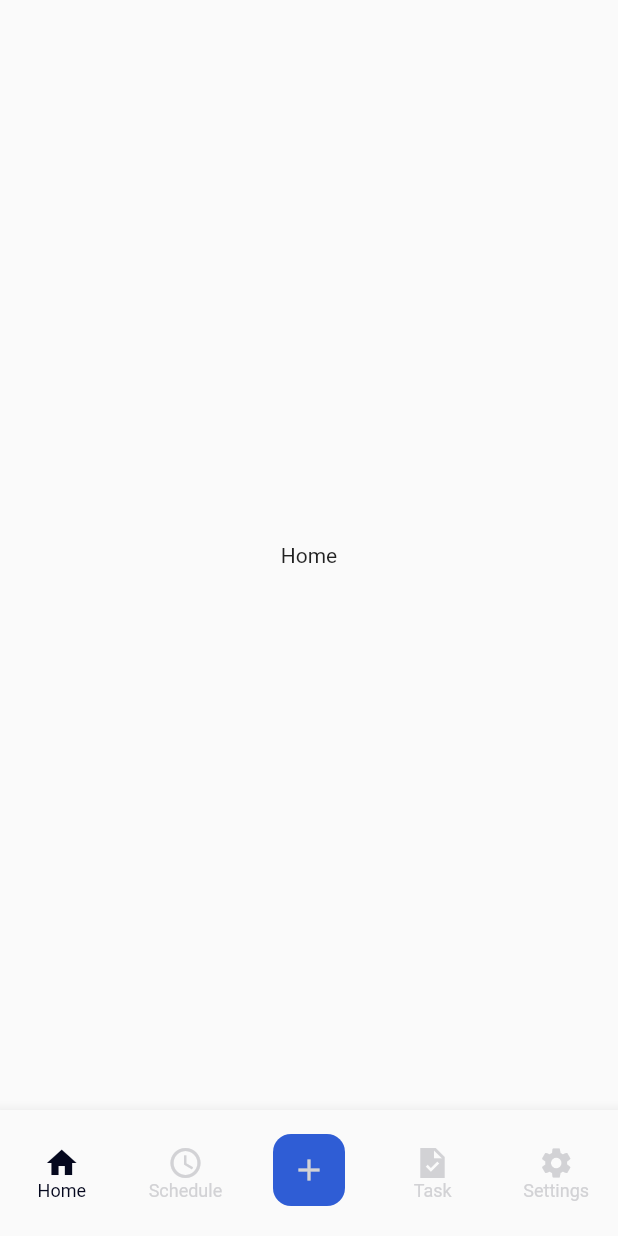
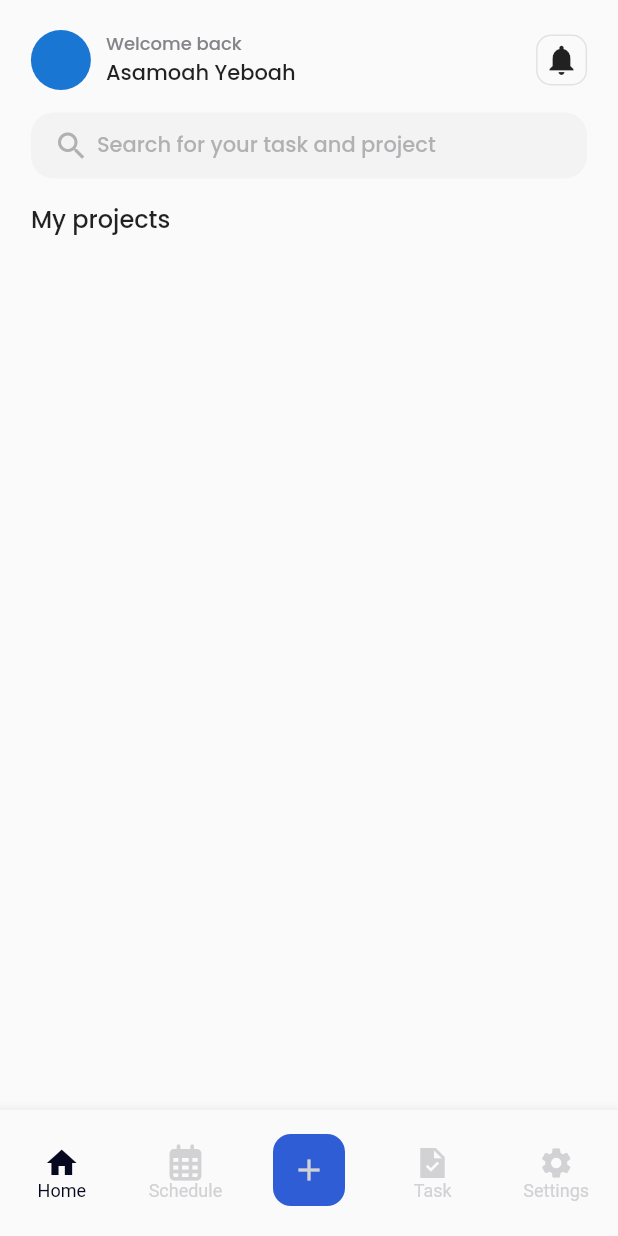
Before and after one commit to dev-gyata/progect-management-app, a Flutter app: the _HomeView screen opened directly, on a phone screen of 412 x 824 dp. Run offline on Flutter 3.47's test engine with Material 2 defaults, Android fonts, the phone set to English and light mode, and no system bars; our stand-ins replace bloc, equatable, flutter_bloc, font_awesome_flutter, google_fonts; generated files the repository leaves out were written again.

Commit message:
added home tab with base ui

```diff
--- a/lib/home/view/home_page.dart
+++ b/lib/home/view/home_page.dart
@@ -1,6 +1,8 @@
 import 'package:flutter/material.dart';
 import 'package:flutter_bloc/flutter_bloc.dart';
+import 'package:font_awesome_flutter/font_awesome_flutter.dart';
 import 'package:progect_management_app/home/cubit/bottom_nav_cubit.dart';
+import 'package:progect_management_app/home/view/tabs/home_tab.dart';
 import 'package:progect_management_app/l10n/l10n.dart';
 import 'package:progect_management_app/theme/theme.dart';
 
@@ -24,10 +26,7 @@ class _HomeView extends StatelessWidget {
       body: IndexedStack(
           index: context.watch<BottomNavCubit>().state.index,
           children: [
-            AnimatedContainer(
-              duration: Duration(milliseconds: 300),
-              child: Center(child: const Text('Home')),
-            ),
+            const HomeTab(),
             AnimatedContainer(
               duration: Duration(milliseconds: 300),
               child: Center(child: const Text('Schedule')),
@@ -61,7 +60,7 @@ class _HomeView extends StatelessWidget {
                   label: l10n.home,
                 ),
                 BottomNavigationBarItem(
-                  icon: Icon(Icons.schedule),
+                  icon: Icon(FontAwesomeIcons.calendarDays),
                   label: l10n.schedule,
                 ),
                 BottomNavigationBarItem(
--- /dev/null
+++ b/lib/home/view/tabs/home_tab.dart
@@ -0,0 +1,91 @@
+import 'package:flutter/material.dart';
+import 'package:progect_management_app/l10n/l10n.dart';
+import 'package:progect_management_app/theme/theme.dart';
+import 'package:progect_management_app/widgets/custom_textfield.dart';
+
+class HomeTab extends StatelessWidget {
+  const HomeTab({super.key});
+
+  @override
+  Widget build(BuildContext context) {
+    final l10n = context.l10n;
+    final top = MediaQuery.of(context).viewPadding.top;
+    final devSize = MediaQuery.of(context).size;
+    return AnimatedContainer(
+      duration: const Duration(milliseconds: 300),
+      child: SingleChildScrollView(
+          child: Padding(
+        padding: EdgeInsets.only(
+            top: top + 20,
+            left: devSize.width * .05,
+            right: devSize.width * .05),
+        child: Column(
+          crossAxisAlignment: CrossAxisAlignment.start,
+          children: [
+            Row(
+              children: [
+                const CircleAvatar(),
+                const SizedBox(
+                  width: 10,
+                ),
+                Column(
+                  crossAxisAlignment: CrossAxisAlignment.start,
+                  children: [
+                    Text(
+                      l10n.welcomeBack,
+                      style: Theme.of(context)
+                          .textTheme
+                          .bodyText1
+                          ?.copyWith(fontSize: 12, color: hintTextColor),
+                    ),
+                    Text(
+                      'Asamoah Yeboah',
+                      style: Theme.of(context)
+                          .textTheme
+                          .bodyText1
+                          ?.copyWith(fontSize: 14),
+                    )
+                  ],
+                ),
+                const Spacer(),
+                InkWell(
+                    onTap: () {},
+                    child: DecoratedBox(
+                      decoration: BoxDecoration(
+                        borderRadius: BorderRadius.circular(10),
+                        border: Border.all(
+                          color: hintTextColor.withOpacity(.2),
+                          width: 1,
+                        ),
+                      ),
+                      child: const Padding(
+                        padding: EdgeInsets.all(5.0),
+                        child: Icon(Icons.notifications),
+                      ),
+                    ))
+              ],
+            ),
+            Padding(
+              padding: const EdgeInsets.symmetric(vertical: 15),
+              child: CustomTextfield(
+                  leading: Padding(
+                    padding: const EdgeInsets.symmetric(horizontal: 5),
+                    child: Icon(
+                      Icons.search,
+                      color: hintTextColor.withOpacity(.6),
+                    ),
+                  ),
+                  hintText: l10n.searchForTask,
+                  textInputType: TextInputType.text,
+                  onValueChanged: (value) {}),
+            ),
+            Text(
+              l10n.myProjects,
+              style: Theme.of(context).textTheme.bodyText1,
+            )
+          ],
+        ),
+      )),
+    );
+  }
+}
--- a/lib/l10n/arb/app_en.arb
+++ b/lib/l10n/arb/app_en.arb
@@ -28,5 +28,7 @@
     "home": "Home",
     "schedule": "Schedule",
     "task": "Task",
-    "settings":"Settings"
+    "settings":"Settings",
+    "searchForTask":"Search for your task and project",
+    "myProjects": "My projects"
 }
--- a/lib/theme/theme.dart
+++ b/lib/theme/theme.dart
@@ -11,7 +11,9 @@ class AppTheme {
             ),
           ),
         ),
-        bottomNavigationBarTheme: const BottomNavigationBarThemeData(
+        bottomNavigationBarTheme: BottomNavigationBarThemeData(
+            // selectedLabelStyle: GoogleFonts.poppins(),
+            // unselectedLabelStyle: GoogleFonts.poppins(),
             selectedItemColor: kSelectedBottomNavColor,
             unselectedItemColor: kUnselectedBottomNavColor),
         textButtonTheme: TextButtonThemeData(
--- a/lib/widgets/custom_textfield.dart
+++ b/lib/widgets/custom_textfield.dart
@@ -6,11 +6,13 @@ import 'package:progect_management_app/widgets/cubit/visibility_cubit.dart';
 class CustomTextfield extends StatelessWidget {
   const CustomTextfield(
       {super.key,
+      this.leading,
       required this.hintText,
       required this.textInputType,
       required this.onValueChanged,
       this.isPassword = false});
   final String hintText;
+  final Widget? leading;
   final TextInputType? textInputType;
   final void Function(String value) onValueChanged;
   final bool isPassword;
@@ -29,6 +31,7 @@ class CustomTextfield extends StatelessWidget {
               const EdgeInsets.only(top: 10, bottom: 10, left: 10, right: 5),
           child: Row(
             children: [
+              if (leading != null) leading!,
               Builder(builder: (context) {
                 return Expanded(
                   child: TextField(
--- a/pubspec.yaml
+++ b/pubspec.yaml
@@ -18,6 +18,8 @@ dependencies:
   intl: ^0.17.0
   google_fonts: ^3.0.1
   equatable: ^2.0.5
+  fluttericon: ^2.0.0
+  font_awesome_flutter: ^10.3.0
 
 dev_dependencies:
   # auto_route_generator: ^5.0.3
```
Also changed, not shown: pubspec.lock.
